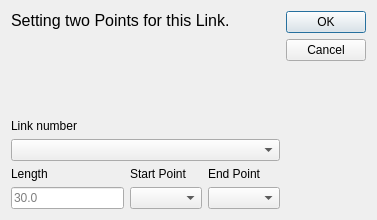
KmolYuan/Pyslvs-UI, file core/draw/edit_link.ui: the form before one commit.
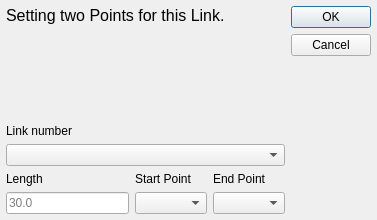
The form after the commit. Icons and pictures are not drawn.

```diff
--- a/core/draw/edit_link.ui
+++ b/core/draw/edit_link.ui
@@ -36,6 +36,18 @@
    <bool>true</bool>
   </property>
   <layout class="QHBoxLayout" name="horizontalLayout">
+   <property name="leftMargin">
+    <number>6</number>
+   </property>
+   <property name="topMargin">
+    <number>6</number>
+   </property>
+   <property name="rightMargin">
+    <number>6</number>
+   </property>
+   <property name="bottomMargin">
+    <number>6</number>
+   </property>
    <item>
     <layout class="QVBoxLayout" name="verticalLayout">
      <item>
```
